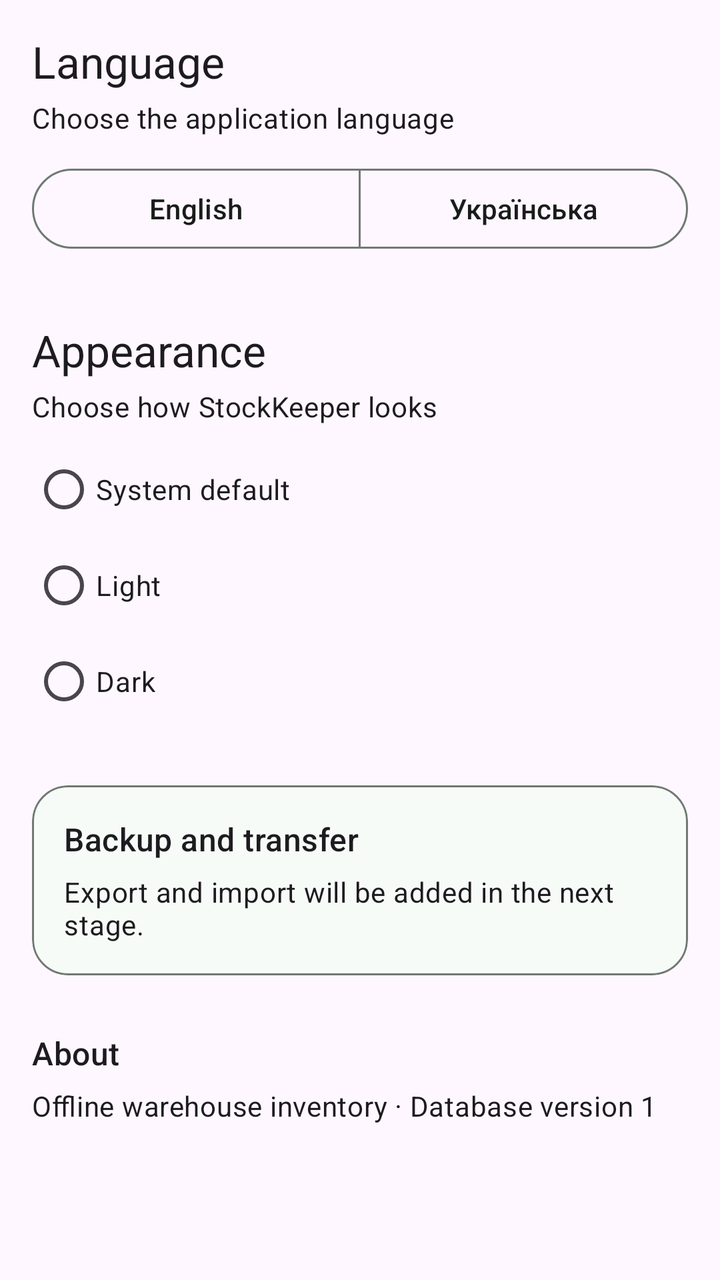
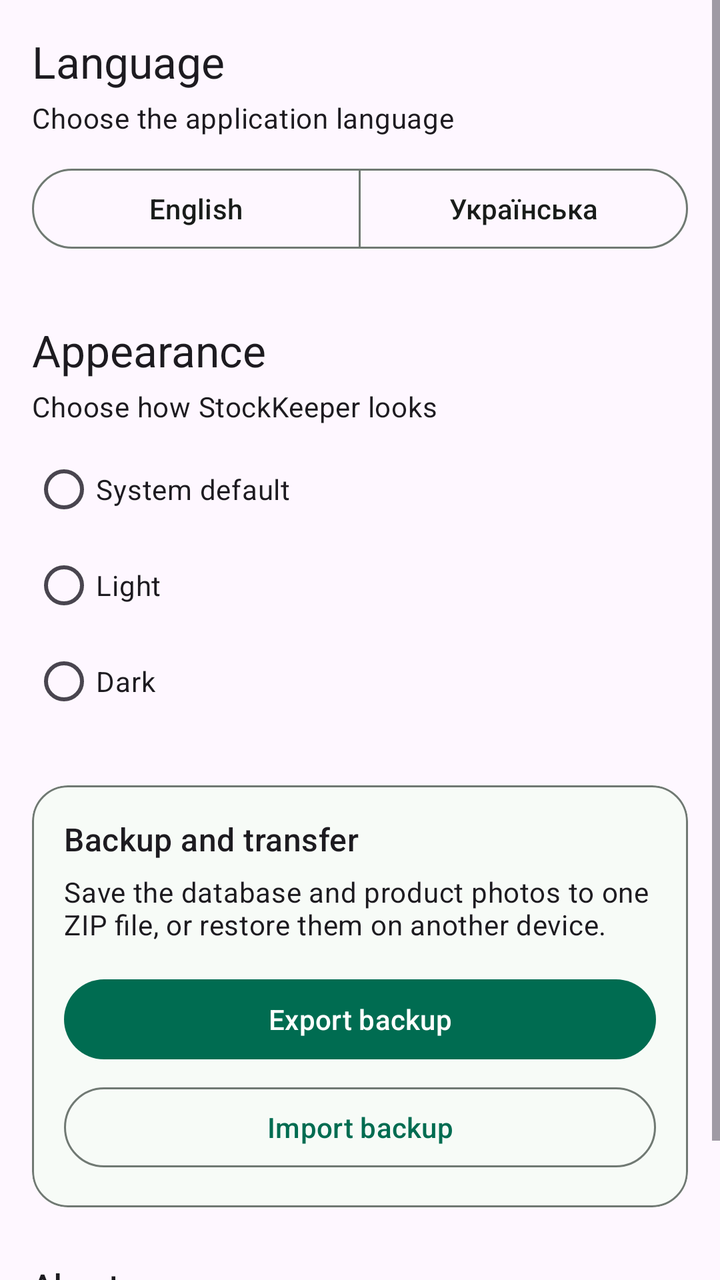

Screens rendered from an Android XML layout before and after an edit, with the pre-edit source and the edit as a unified diff.
<!-- AndroidManifest.xml: application theme Theme.StockKeeper -->
<!-- res/layout/fragment_settings.xml -->
<?xml version="1.0" encoding="utf-8"?>
<ScrollView xmlns:android="http://schemas.android.com/apk/res/android" xmlns:app="http://schemas.android.com/apk/res-auto" android:layout_width="match_parent" android:layout_height="match_parent">
    <LinearLayout android:layout_width="match_parent" android:layout_height="wrap_content" android:orientation="vertical" android:padding="16dp">
        <TextView android:layout_width="wrap_content" android:layout_height="wrap_content" android:text="@string/language" android:textAppearance="@style/TextAppearance.Material3.TitleLarge" />
        <TextView android:layout_width="wrap_content" android:layout_height="wrap_content" android:layout_marginTop="4dp" android:text="@string/language_description" android:textAppearance="@style/TextAppearance.Material3.BodyMedium" />
        <com.google.android.material.button.MaterialButtonToggleGroup android:id="@+id/languageGroup" android:layout_width="match_parent" android:layout_height="wrap_content" android:layout_marginTop="12dp" app:selectionRequired="true" app:singleSelection="true">
            <com.google.android.material.button.MaterialButton android:id="@+id/englishButton" style="@style/Widget.Material3.Button.OutlinedButton" android:layout_width="0dp" android:layout_height="wrap_content" android:layout_weight="1" android:text="@string/english" />
            <com.google.android.material.button.MaterialButton android:id="@+id/ukrainianButton" style="@style/Widget.Material3.Button.OutlinedButton" android:layout_width="0dp" android:layout_height="wrap_content" android:layout_weight="1" android:text="@string/ukrainian" />
        </com.google.android.material.button.MaterialButtonToggleGroup>

        <TextView android:layout_width="wrap_content" android:layout_height="wrap_content" android:layout_marginTop="32dp" android:text="@string/appearance" android:textAppearance="@style/TextAppearance.Material3.TitleLarge" />
        <TextView android:layout_width="wrap_content" android:layout_height="wrap_content" android:layout_marginTop="4dp" android:text="@string/appearance_description" android:textAppearance="@style/TextAppearance.Material3.BodyMedium" />
        <RadioGroup android:id="@+id/themeGroup" android:layout_width="match_parent" android:layout_height="wrap_content" android:layout_marginTop="8dp">
            <com.google.android.material.radiobutton.MaterialRadioButton android:id="@+id/systemTheme" android:layout_width="match_parent" android:layout_height="wrap_content" android:text="@string/system_theme" />
            <com.google.android.material.radiobutton.MaterialRadioButton android:id="@+id/lightTheme" android:layout_width="match_parent" android:layout_height="wrap_content" android:text="@string/light_theme" />
            <com.google.android.material.radiobutton.MaterialRadioButton android:id="@+id/darkTheme" android:layout_width="match_parent" android:layout_height="wrap_content" android:text="@string/dark_theme" />
        </RadioGroup>

        <com.google.android.material.card.MaterialCardView android:layout_width="match_parent" android:layout_height="wrap_content" android:layout_marginTop="28dp" app:cardCornerRadius="18dp" app:cardElevation="0dp" app:strokeColor="?attr/colorOutline" app:strokeWidth="1dp">
            <LinearLayout android:layout_width="match_parent" android:layout_height="wrap_content" android:orientation="vertical" android:padding="16dp">
                <TextView android:layout_width="wrap_content" android:layout_height="wrap_content" android:text="@string/backup_title" android:textAppearance="@style/TextAppearance.Material3.TitleMedium" />
                <TextView android:layout_width="wrap_content" android:layout_height="wrap_content" android:layout_marginTop="6dp" android:text="@string/backup_coming_soon" android:textAppearance="@style/TextAppearance.Material3.BodyMedium" />
            </LinearLayout>
        </com.google.android.material.card.MaterialCardView>
        <TextView android:layout_width="wrap_content" android:layout_height="wrap_content" android:layout_marginTop="28dp" android:text="@string/about" android:textAppearance="@style/TextAppearance.Material3.TitleMedium" />
        <TextView android:layout_width="wrap_content" android:layout_height="wrap_content" android:layout_marginTop="6dp" android:layout_marginBottom="24dp" android:text="@string/about_text" android:textAppearance="@style/TextAppearance.Material3.BodyMedium" />
    </LinearLayout>
</ScrollView>
<!-- resources referenced by this layout -->
<resources>
  <string name="about">About</string>
  <string name="about_text">Offline warehouse inventory · Database version 1</string>
  <string name="appearance">Appearance</string>
  <string name="appearance_description">Choose how StockKeeper looks</string>
  <string name="backup_coming_soon">Export and import will be added in the next stage.</string>
  <string name="backup_title">Backup and transfer</string>
  <string name="dark_theme">Dark</string>
  <string name="english">English</string>
  <string name="language">Language</string>
  <string name="language_description">Choose the application language</string>
  <string name="light_theme">Light</string>
  <string name="system_theme">System default</string>
  <string name="ukrainian">Українська</string>
  <style name="Theme.StockKeeper" parent="Base.Theme.StockKeeper" />
  <style name="Base.Theme.StockKeeper" parent="Theme.Material3.DayNight.NoActionBar">
          <item name="colorPrimary">@color/primary</item>
          <item name="colorOnPrimary">@color/on_primary</item>
          <item name="colorPrimaryContainer">@color/primary_container</item>
          <item name="colorOnPrimaryContainer">@color/on_primary_container</item>
          <item name="colorSecondary">@color/secondary</item>
          <item name="colorSurface">@color/surface</item>
          <item name="colorOnSurface">@color/on_surface</item>
          <item name="colorOutline">@color/outline</item>
          <item name="colorError">@color/error</item>
          <item name="android:windowLightStatusBar">true</item>
      </style>
  <color name="primary">#006C51</color>
  <color name="on_primary">#FFFFFF</color>
  <color name="primary_container">#8AF8CD</color>
  <color name="on_primary_container">#002117</color>
  <color name="secondary">#4C635A</color>
  <color name="surface">#F7FBF7</color>
  <color name="on_surface">#191C1A</color>
  <color name="outline">#707973</color>
  <color name="error">#BA1A1A</color>
</resources>

<!-- the commit's change to res/layout/fragment_settings.xml (unified diff, before → after) -->
@@ -19,7 +19,9 @@
         <com.google.android.material.card.MaterialCardView android:layout_width="match_parent" android:layout_height="wrap_content" android:layout_marginTop="28dp" app:cardCornerRadius="18dp" app:cardElevation="0dp" app:strokeColor="?attr/colorOutline" app:strokeWidth="1dp">
             <LinearLayout android:layout_width="match_parent" android:layout_height="wrap_content" android:orientation="vertical" android:padding="16dp">
                 <TextView android:layout_width="wrap_content" android:layout_height="wrap_content" android:text="@string/backup_title" android:textAppearance="@style/TextAppearance.Material3.TitleMedium" />
-                <TextView android:layout_width="wrap_content" android:layout_height="wrap_content" android:layout_marginTop="6dp" android:text="@string/backup_coming_soon" android:textAppearance="@style/TextAppearance.Material3.BodyMedium" />
+                <TextView android:layout_width="wrap_content" android:layout_height="wrap_content" android:layout_marginTop="6dp" android:text="@string/backup_description" android:textAppearance="@style/TextAppearance.Material3.BodyMedium" />
+                <com.google.android.material.button.MaterialButton android:id="@+id/exportButton" android:layout_width="match_parent" android:layout_height="wrap_content" android:layout_marginTop="14dp" android:text="@string/export_data" />
+                <com.google.android.material.button.MaterialButton android:id="@+id/importButton" style="@style/Widget.Material3.Button.OutlinedButton" android:layout_width="match_parent" android:layout_height="wrap_content" android:layout_marginTop="6dp" android:text="@string/import_data" />
             </LinearLayout>
         </com.google.android.material.card.MaterialCardView>
         <TextView android:layout_width="wrap_content" android:layout_height="wrap_content" android:layout_marginTop="28dp" android:text="@string/about" android:textAppearance="@style/TextAppearance.Material3.TitleMedium" />
<!-- resource entries referenced after the edit -->
@@ -4,10 +4,12 @@
   <string name="about_text">Offline warehouse inventory · Database version 1</string>
   <string name="appearance">Appearance</string>
   <string name="appearance_description">Choose how StockKeeper looks</string>
-  <string name="backup_coming_soon">Export and import will be added in the next stage.</string>
+  <string name="backup_description">Save the database and product photos to one ZIP file, or restore them on another device.</string>
   <string name="backup_title">Backup and transfer</string>
   <string name="dark_theme">Dark</string>
   <string name="english">English</string>
+  <string name="export_data">Export backup</string>
+  <string name="import_data">Import backup</string>
   <string name="language">Language</string>
   <string name="language_description">Choose the application language</string>
   <string name="light_theme">Light</string>
